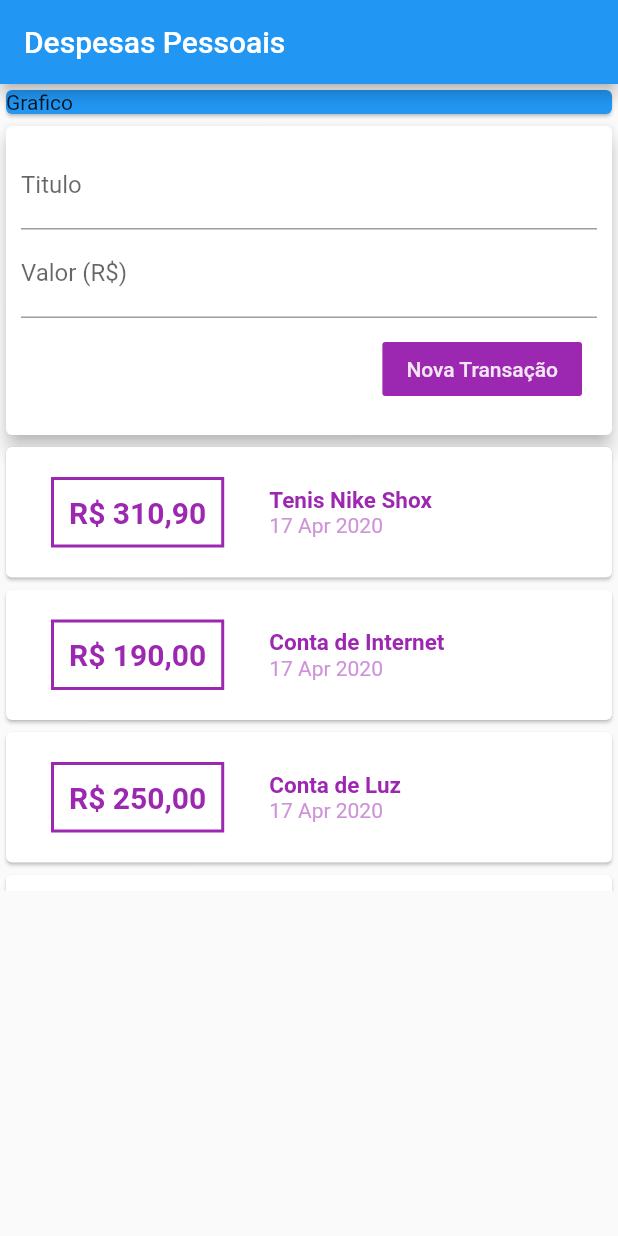
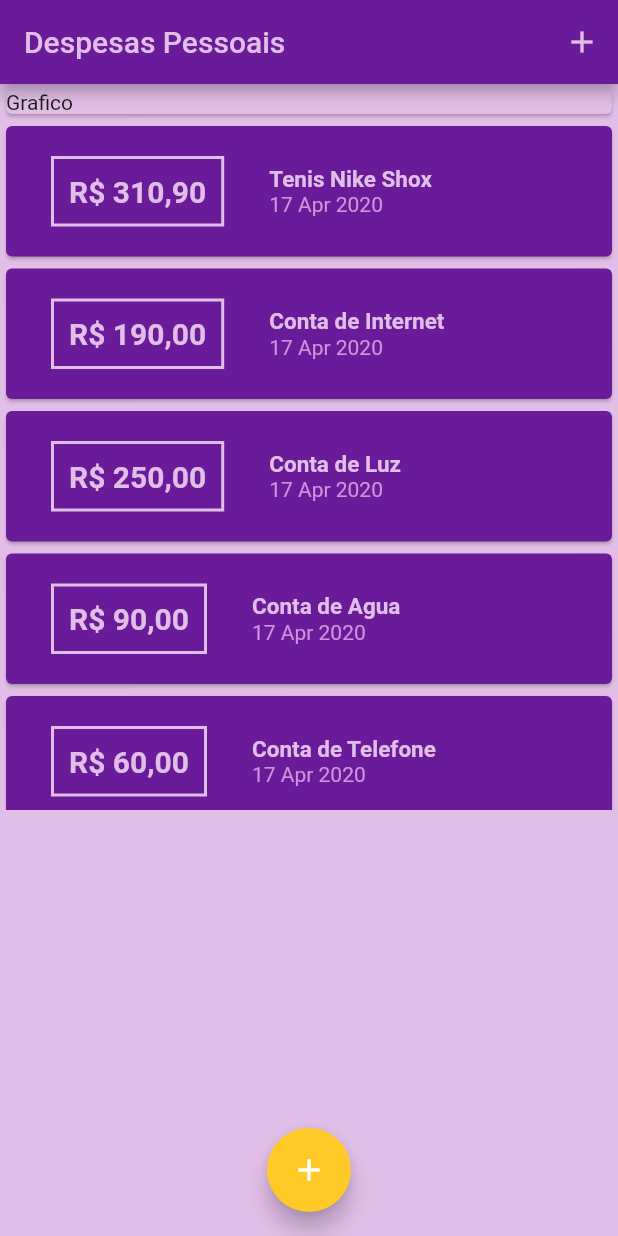
Before and after one commit to rafaelspaesleme-ads/expense, a Flutter app: the screen it shows after launch, on a phone screen of 412 x 824 dp. Run offline on Flutter 3.47's test engine with Material 2 defaults, Android fonts, the phone set to English and light mode, and no system bars.

```diff
--- a/lib/main.dart
+++ b/lib/main.dart
@@ -1,6 +1,9 @@
-import 'package:expense/models/components/transactionUser.dart';
+import 'dart:math';
 import 'package:flutter/material.dart';
 
+import 'package:expense/models/components/transactionForm.dart';
+import 'package:expense/models/transaction.dart';
+import 'package:expense/models/components/transactionList.dart';
 
 main() => runApp(ExpenseApp());
 
@@ -8,18 +11,73 @@ class ExpenseApp extends StatelessWidget {
   @override
   Widget build(BuildContext context) {
     return MaterialApp(
-      home: MyHomePage()
+      home: MyHomePage(),
+      theme: ThemeData(
+        primaryColor: Colors.purple[100],
+        primaryColorLight: Colors.purple[200],
+        backgroundColor: Colors.purple[100],
+        cardColor: Colors.purple[800],
+        buttonColor: Colors.amber[400],
+        accentColor: Colors.black,
+      ),
     );
   }
 }
 
-class MyHomePage extends StatelessWidget {
+class MyHomePage extends StatefulWidget {
+
+  @override
+  _MyHomePageState createState() => _MyHomePageState();
+}
+
+class _MyHomePageState extends State<MyHomePage> {
+
+  final _transactions = [
+    Transaction(id: 't1', title: 'Tenis Nike Shox', value: 310.90, date: DateTime.now()),
+    Transaction(id: 't2', title: 'Conta de Internet', value: 190.00, date: DateTime.now()),
+    Transaction(id: 't3', title: 'Conta de Luz', value: 250.00, date: DateTime.now()),
+    Transaction(id: 't4', title: 'Conta de Agua', value: 90.00, date: DateTime.now()),
+    Transaction(id: 't5', title: 'Conta de Telefone', value: 60.00, date: DateTime.now()),
+  ];
+
+
+  _addTransaction(String title, double value) {
+    final newTransaction = Transaction(
+      id: Random().nextDouble().toString(),
+      title: title,
+      value: value,
+      date: DateTime.now()
+    );
+    setState(() {
+      _transactions.add(newTransaction);
+    });
+
+    Navigator.of(context).pop();
+  }
+
+  _openTransactionFormModal(BuildContext context){
+    showModalBottomSheet(
+      context: context,
+      builder: (_) {
+        return TransactionForm(_addTransaction);
+      });
+  }
 
   @override
   Widget build(BuildContext context) {
     return Scaffold(
+      backgroundColor: Theme.of(context).backgroundColor,
       appBar: AppBar(
-        title: Text('Despesas Pessoais'),
+        title: Text('Despesas Pessoais',
+        style: TextStyle(color: Theme.of(context).primaryColor),),
+        backgroundColor: Theme.of(context).cardColor,
+        actions: <Widget>[
+          IconButton(
+            icon: Icon(Icons.add),
+            color: Theme.of(context).primaryColor,
+            onPressed: () => _openTransactionFormModal(context),
+            )
+        ],
       ),
       body: SingleChildScrollView(
               child: Column(
@@ -27,14 +85,20 @@ class MyHomePage extends StatelessWidget {
             Container(
               width: double.infinity,
               child: Card(
-                color: Colors.blue,
+                color: Theme.of(context).primaryColor,
                 child: Text('Grafico'),
               ),
             ),
-            TransactionUser()
+            TransactionList(_transactions)
             ],
         ),
-      )
+      ),
+      floatingActionButton: FloatingActionButton(
+        child: Icon(Icons.add),
+        backgroundColor: Theme.of(context).buttonColor,
+        onPressed: () => _openTransactionFormModal(context),
+      ),
+      floatingActionButtonLocation: FloatingActionButtonLocation.centerFloat,
     );
   }
 }
--- a/lib/models/components/transactionForm.dart
+++ b/lib/models/components/transactionForm.dart
@@ -1,12 +1,18 @@
 import 'package:flutter/material.dart';
 
-class TransactionForm extends StatelessWidget {
-  final titleController = TextEditingController();
-  final valueController = TextEditingController();
-
+class TransactionForm extends StatefulWidget {
   final void Function(String, double) onSubmit;
 
   TransactionForm(this.onSubmit);
+
+  @override
+  _TransactionFormState createState() => _TransactionFormState();
+}
+
+class _TransactionFormState extends State<TransactionForm> {
+  final titleController = TextEditingController();
+
+  final valueController = TextEditingController();
 
   _submitForm(){
     final title = titleController.text;
@@ -16,7 +22,7 @@ class TransactionForm extends StatelessWidget {
       return;
     }
 
-    onSubmit(title, value);
+    widget.onSubmit(title, value);
   }
 
   @override
--- a/lib/models/components/transactionList.dart
+++ b/lib/models/components/transactionList.dart
@@ -11,7 +11,7 @@ class TransactionList extends StatelessWidget {
   @override
   Widget build(BuildContext context) {
     return Container(
-      height: 300,
+      height: 460,
       child: ListView.builder(
         itemCount: transactions.length,
         itemBuilder: (ctx, index) {
@@ -26,7 +26,7 @@ class TransactionList extends StatelessWidget {
                   ),
                   decoration: BoxDecoration(
                     border: Border.all(
-                      color: Colors.purple,
+                      color: Theme.of(context).primaryColor,
                       width: 2
                     )
                   ),
@@ -36,7 +36,7 @@ class TransactionList extends StatelessWidget {
                     style: TextStyle(
                       fontWeight: FontWeight.bold,
                       fontSize: 20,
-                      color: Colors.purple
+                      color: Theme.of(context).primaryColor,
                     ),
                   ),
                 ),
@@ -48,13 +48,13 @@ class TransactionList extends StatelessWidget {
                       style: TextStyle(
                         fontWeight: FontWeight.bold,
                         fontSize: 15,
-                        color: Colors.purple
+                        color: Theme.of(context).primaryColor,
                       ),
                     ),
                     Text(
                       DateFormat('d MMM y').format(tr.date),
                       style: TextStyle(
-                        color: Colors.purple[200]
+                        color: Theme.of(context).primaryColorLight
                       ),
                     ),
                   ],
--- a/lib/models/components/transactionUser.dart
+++ /dev/null
@@ -1,44 +0,0 @@
-import 'dart:math';
-
-import 'package:expense/models/components/transactionForm.dart';
-import 'package:expense/models/components/transactionList.dart';
-import 'package:expense/models/transaction.dart';
-import 'package:flutter/material.dart';
-
-class TransactionUser extends StatefulWidget {
-  @override
-  _TransactionUserState createState() => _TransactionUserState();
-}
-
-class _TransactionUserState extends State<TransactionUser> {
-
-  final _transactions = [
-    Transaction(id: 't1', title: 'Tenis Nike Shox', value: 310.90, date: DateTime.now()),
-    Transaction(id: 't2', title: 'Conta de Internet', value: 190.00, date: DateTime.now()),
-    Transaction(id: 't3', title: 'Conta de Luz', value: 250.00, date: DateTime.now()),
-    Transaction(id: 't4', title: 'Conta de Agua', value: 90.00, date: DateTime.now()),
-    Transaction(id: 't5', title: 'Conta de Telefone', value: 60.00, date: DateTime.now()),
-  ];
-
-  _addTransaction(String title, double value) {
-    final newTransaction = Transaction(
-      id: Random().nextDouble().toString(),
-      title: title,
-      value: value,
-      date: DateTime.now()
-    );
-    setState(() {
-      _transactions.add(newTransaction);
-    });
-  }
-
-  @override
-  Widget build(BuildContext context) {
-    return Column(
-      children: <Widget>[
-        TransactionForm(_addTransaction),
-        TransactionList(_transactions)
-      ],
-    );
-  }
-}
```
